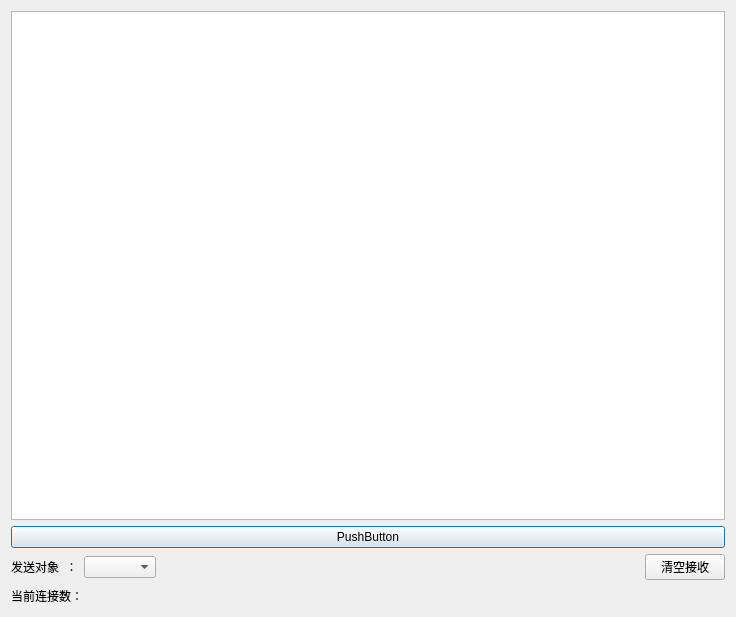
The window that dialog.ui (OceanPresentChao/Qt-ShoppingMall) describes before a commit, drawn with Qt 5.
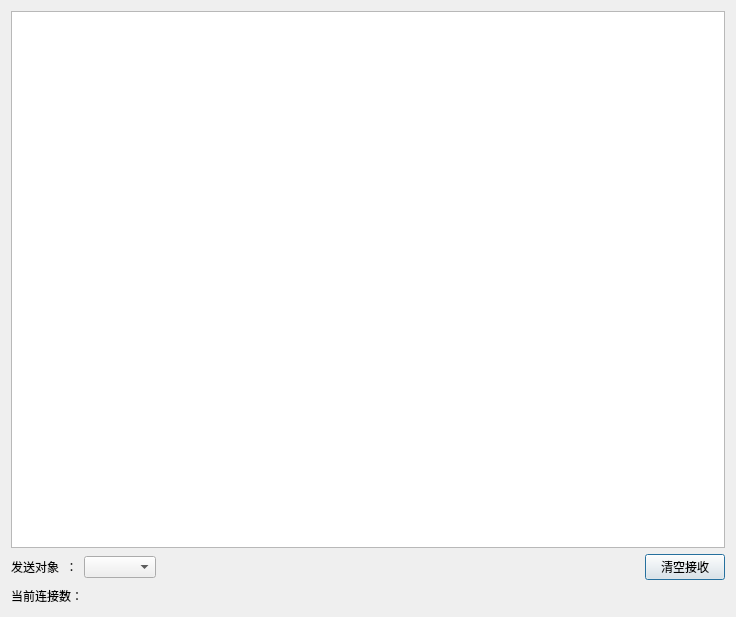
The same window after the commit.

What changed in the file:
```diff
--- a/dialog.ui
+++ b/dialog.ui
@@ -22,13 +22,6 @@
      <item>
       <widget class="QTextBrowser" name="textBrowser"/>
      </item>
-     <item>
-      <widget class="QPushButton" name="pushButton">
-       <property name="text">
-        <string>PushButton</string>
-       </property>
-      </widget>
-     </item>
      <item>
       <layout class="QHBoxLayout" name="horizontalLayout_2">
        <item>
```
